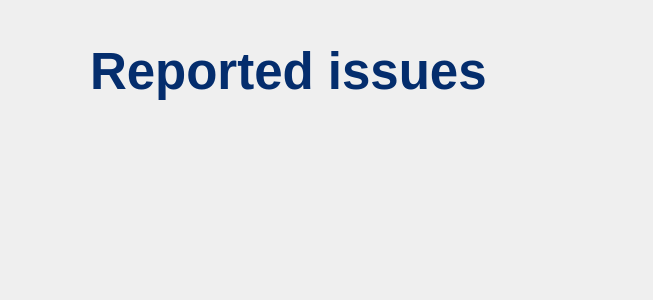
Old version of the form MCR-app/ad_reported_issues.ui in the repository maria-gedye/QTapp.
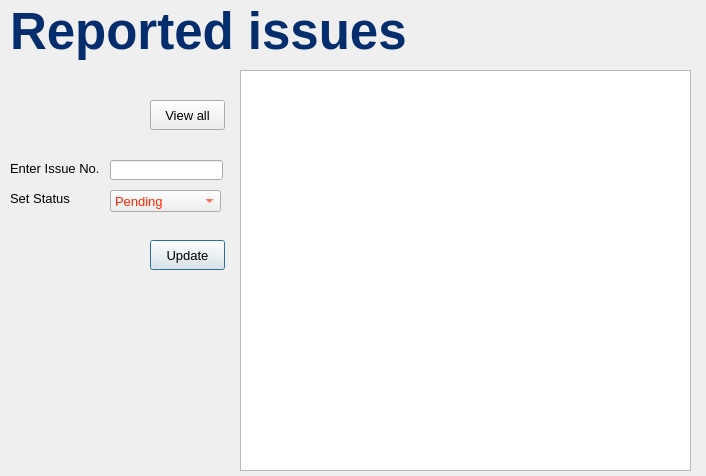
New version of the form.

Commit message: updated issues screens

```diff
--- a/MCR-app/ad_reported_issues.ui
+++ b/MCR-app/ad_reported_issues.ui
@@ -6,8 +6,8 @@
    <rect>
     <x>0</x>
     <y>0</y>
-    <width>653</width>
-    <height>300</height>
+    <width>706</width>
+    <height>476</height>
    </rect>
   </property>
   <property name="windowTitle">
@@ -16,8 +16,8 @@
   <widget class="QLabel" name="label">
    <property name="geometry">
     <rect>
-     <x>90</x>
-     <y>30</y>
+     <x>10</x>
+     <y>-10</y>
      <width>401</width>
      <height>81</height>
     </rect>
@@ -31,6 +31,150 @@
     <string>Reported issues</string>
    </property>
   </widget>
+  <widget class="QPushButton" name="pushButton">
+   <property name="geometry">
+    <rect>
+     <x>150</x>
+     <y>240</y>
+     <width>75</width>
+     <height>30</height>
+    </rect>
+   </property>
+   <property name="font">
+    <font>
+     <pointsize>10</pointsize>
+    </font>
+   </property>
+   <property name="text">
+    <string>Update</string>
+   </property>
+  </widget>
+  <widget class="QLabel" name="label_2">
+   <property name="geometry">
+    <rect>
+     <x>10</x>
+     <y>190</y>
+     <width>81</width>
+     <height>16</height>
+    </rect>
+   </property>
+   <property name="font">
+    <font>
+     <pointsize>10</pointsize>
+    </font>
+   </property>
+   <property name="text">
+    <string>Set Status</string>
+   </property>
+  </widget>
+  <widget class="QComboBox" name="cmbStatus">
+   <property name="geometry">
+    <rect>
+     <x>110</x>
+     <y>190</y>
+     <width>111</width>
+     <height>22</height>
+    </rect>
+   </property>
+   <property name="font">
+    <font>
+     <pointsize>10</pointsize>
+    </font>
+   </property>
+   <property name="styleSheet">
+    <string notr="true">color:rgb(255, 38, 0);</string>
+   </property>
+   <item>
+    <property name="text">
+     <string>Pending</string>
+    </property>
+   </item>
+   <item>
+    <property name="text">
+     <string>Solved</string>
+    </property>
+   </item>
+  </widget>
+  <widget class="QLineEdit" name="txtId">
+   <property name="geometry">
+    <rect>
+     <x>110</x>
+     <y>160</y>
+     <width>113</width>
+     <height>20</height>
+    </rect>
+   </property>
+   <property name="font">
+    <font>
+     <pointsize>10</pointsize>
+    </font>
+   </property>
+   <property name="text">
+    <string/>
+   </property>
+  </widget>
+  <widget class="QLabel" name="label_3">
+   <property name="geometry">
+    <rect>
+     <x>10</x>
+     <y>160</y>
+     <width>91</width>
+     <height>16</height>
+    </rect>
+   </property>
+   <property name="font">
+    <font>
+     <pointsize>10</pointsize>
+    </font>
+   </property>
+   <property name="text">
+    <string>Enter Issue No.</string>
+   </property>
+  </widget>
+  <widget class="QLabel" name="lblInfo">
+   <property name="geometry">
+    <rect>
+     <x>60</x>
+     <y>230</y>
+     <width>131</width>
+     <height>16</height>
+    </rect>
+   </property>
+   <property name="text">
+    <string/>
+   </property>
+  </widget>
+  <widget class="QPlainTextEdit" name="plainTextEdit">
+   <property name="geometry">
+    <rect>
+     <x>240</x>
+     <y>70</y>
+     <width>451</width>
+     <height>401</height>
+    </rect>
+   </property>
+  </widget>
+  <widget class="QPushButton" name="pushButton_2">
+   <property name="geometry">
+    <rect>
+     <x>150</x>
+     <y>100</y>
+     <width>75</width>
+     <height>30</height>
+    </rect>
+   </property>
+   <property name="font">
+    <font>
+     <pointsize>10</pointsize>
+    </font>
+   </property>
+   <property name="styleSheet">
+    <string notr="true"/>
+   </property>
+   <property name="text">
+    <string>View all</string>
+   </property>
+  </widget>
  </widget>
  <resources/>
  <connections/>
```
The commit also changes 6 other files.
